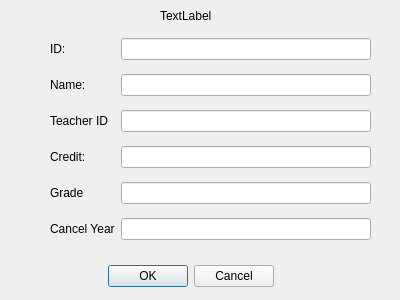
Above: updatecoursedialog.ui from ouguangye/simple-score-manage-system before the change. Below: the same form after it.
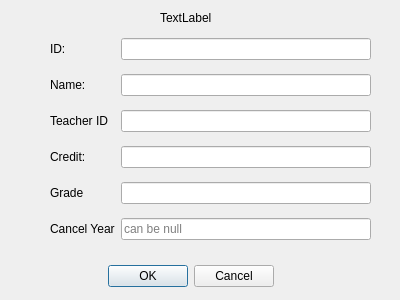
That is the form after the change.

```diff
--- a/updatecoursedialog.ui
+++ b/updatecoursedialog.ui
@@ -24,7 +24,11 @@
    </property>
    <layout class="QGridLayout" name="gridLayout">
     <item row="5" column="1">
-     <widget class="QLineEdit" name="class_2"/>
+     <widget class="QLineEdit" name="cancel_year">
+      <property name="placeholderText">
+       <string>can be null</string>
+      </property>
+     </widget>
     </item>
     <item row="0" column="0">
      <widget class="QLabel" name="label_2">
@@ -113,8 +117,8 @@
     <rect>
      <x>160</x>
      <y>10</y>
-     <width>54</width>
-     <height>12</height>
+     <width>91</width>
+     <height>16</height>
     </rect>
    </property>
    <property name="text">
```
Left out of the diff: 6 changed lines with no effect on the pictures.
